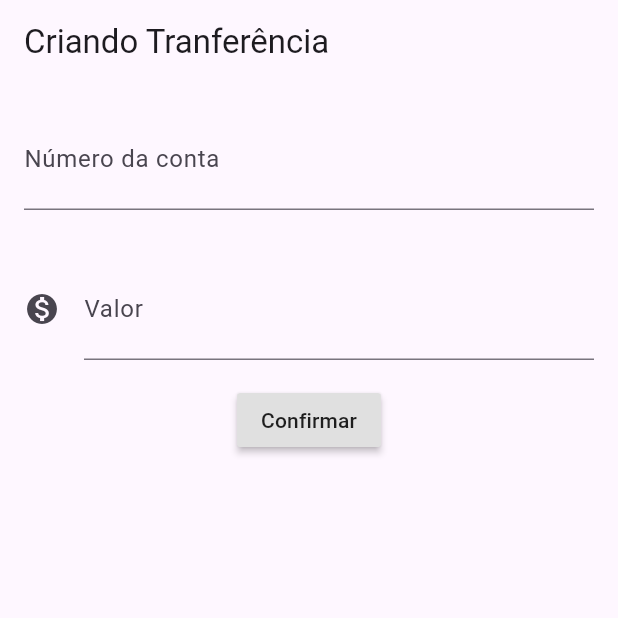
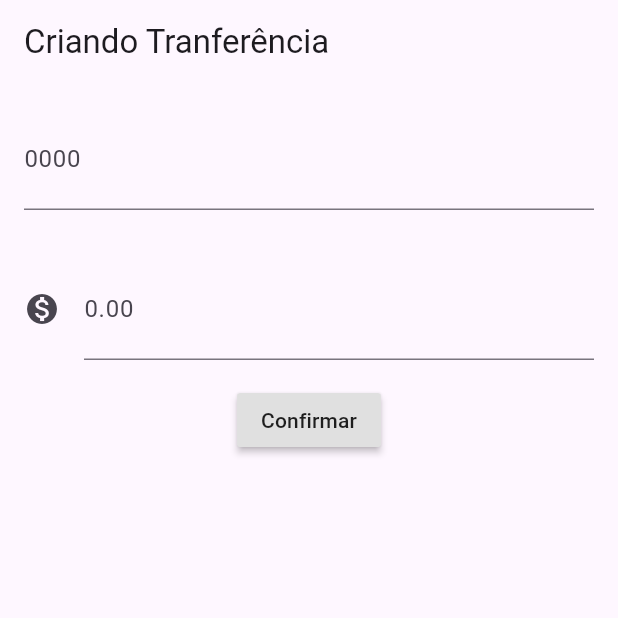
Before and after one commit to juliomendes160/alura, a Flutter app: the screen it shows after launch, after a tap on "Confirmar", on a phone screen of 412 x 824 dp, the top half of it. Run offline on Flutter 3.47's test engine with Material 3 defaults, Android fonts, the phone set to English and light mode, and no system bars.

```diff
--- a/bytebank/lib/main.dart
+++ b/bytebank/lib/main.dart
@@ -26,39 +26,27 @@ class FormularioTransferencia extends StatelessWidget {
       ),
       body: Column(
         children: <Widget>[
-          Padding(
-            padding: const EdgeInsets.all(16.0),
-            child: TextField(
-              controller: _controladorCampoNumeroConta,
-              style: TextStyle(
-                fontSize: 24.0,
+          Editor(
+            controlador: _controladorCampoNumeroConta,
+            dica: 'Número da conta',
+            rotulo: '0000',
           ),
-              decoration: InputDecoration(
-                labelText: 'Número da conta',
-                hintText: '0000',
-              ),
-              keyboardType: TextInputType.number,
-            ),
-          ),
-          Padding(
-            padding: const EdgeInsets.all(16.0),
-            child: TextField(
-              controller: _controladorCampoValor,
-              style: TextStyle(
-                fontSize: 24.0,
-              ),
-              decoration: InputDecoration(
-                icon: Icon(Icons.monetization_on),
-                labelText: 'Valor',
-                hintText: '0.00',
-              ),
-              keyboardType: TextInputType.number,
-            ),
+          Editor(
+            controlador: _controladorCampoValor,
+            dica: 'Valor',
+            rotulo: '0.00',
+            icone: Icons.monetization_on,
           ),
           RaisedButton(
             child: Text('Confirmar'),
-            onPressed: () {
-              debugPrint('clicou no confirmar');
+            onPressed: () => _criaTransferencia(),
+          ),
+        ],
+      ),
+    );
+  }
+
+  void _criaTransferencia() {
     final int numeroConta =
         int.tryParse(_controladorCampoNumeroConta.text);
     final double valor = double.tryParse(_controladorCampoValor.text);
@@ -66,9 +54,32 @@ class FormularioTransferencia extends StatelessWidget {
       final transferenciaCriada = Transferencia(valor, numeroConta);
       debugPrint('$transferenciaCriada');
     }
-            },
+  }
+}
+
+class Editor extends StatelessWidget {
+  final TextEditingController controlador;
+  final String rotulo;
+  final String dica;
+  final IconData icone;
+
+  Editor({this.controlador, this.rotulo, this.dica, this.icone});
+
+  @override
+  Widget build(BuildContext context) {
+    return Padding(
+      padding: const EdgeInsets.all(16.0),
+      child: TextField(
+        controller: controlador,
+        style: TextStyle(
+          fontSize: 24.0,
         ),
-        ],
+        decoration: InputDecoration(
+          icon: icone != null ? Icon(icone) : null,
+          labelText: rotulo,
+          hintText: dica,
+        ),
+        keyboardType: TextInputType.number,
       ),
     );
   }
```
Lines whose indentation alone changed are shown as unchanged.
